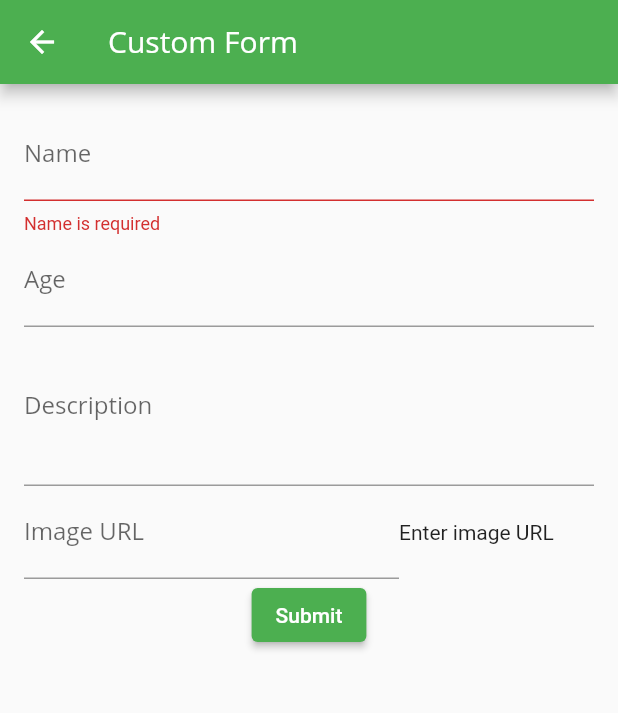
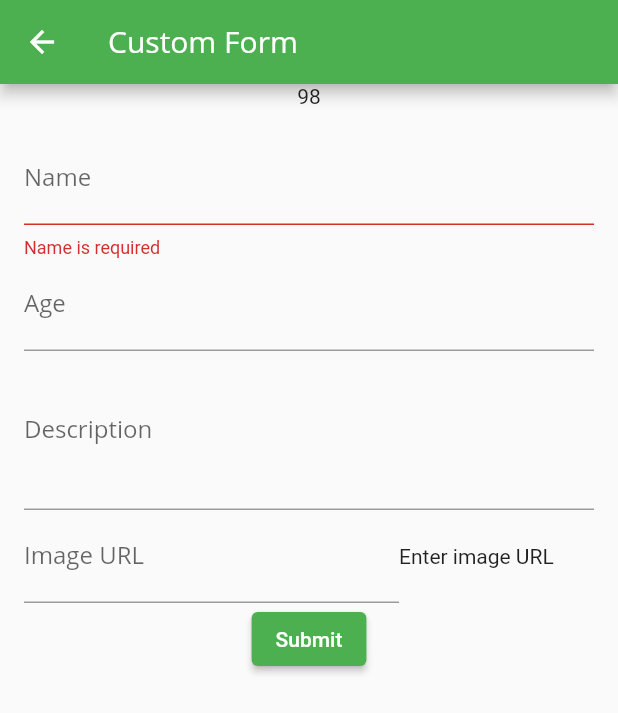
Before and after one commit to abhi2718/Dart-and-Flutter, a Flutter app: the CustomForm screen opened by its route, after a tap on "Submit", on a phone screen of 412 x 824 dp. Shown: the top 713 px of the screen. Run offline on Flutter 3.47's test engine with Material 2 defaults, Android fonts, the phone set to English and light mode, and no system bars; network calls fail.

```diff
--- a/flutterWidget/widgets/lib/screens/form.dart
+++ b/flutterWidget/widgets/lib/screens/form.dart
@@ -38,12 +38,33 @@ class _CustomFormState extends State<CustomForm> {
     _formKey.currentState?.save();
   }
 
+  Future<dynamic> futureFunction() async {
+    await Future.delayed(Duration(seconds: 2));
+    return 98;
+  }
+
   @override
   Widget build(BuildContext context) {
     return Scaffold(
       appBar: AppBar(title: const Text("Custom Form")),
       body: Column(
         children: [
+          FutureBuilder(
+              future: futureFunction(),
+              builder: (context, snapshot) {
+                if (snapshot.connectionState == ConnectionState.waiting) {
+                  return CircularProgressIndicator();
+                } else if (snapshot.connectionState == ConnectionState.done ||
+                    snapshot.connectionState == ConnectionState.active) {
+                  if (snapshot.hasData) {
+                    return Text(snapshot.data.toString());
+                  } else {
+                    return Text("something went wrong!");
+                  }
+                } else {
+                  return Text("something went wrong!");
+                }
+              }),
           Padding(
             padding: const EdgeInsets.all(16),
             child: SizedBox(
```
